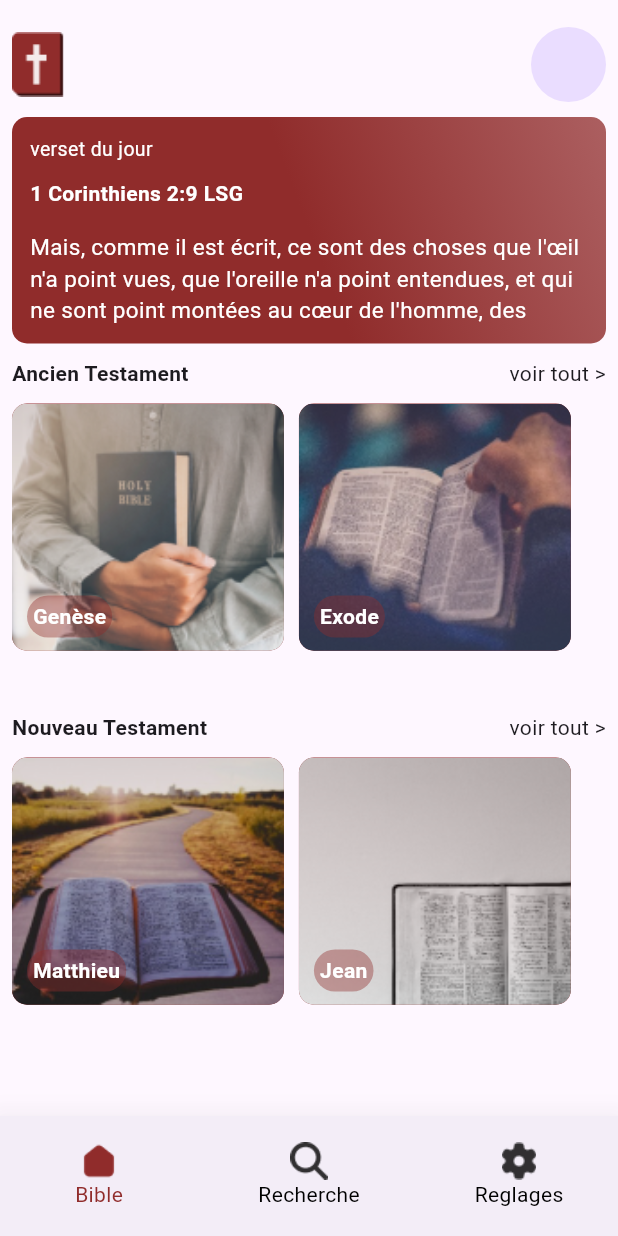
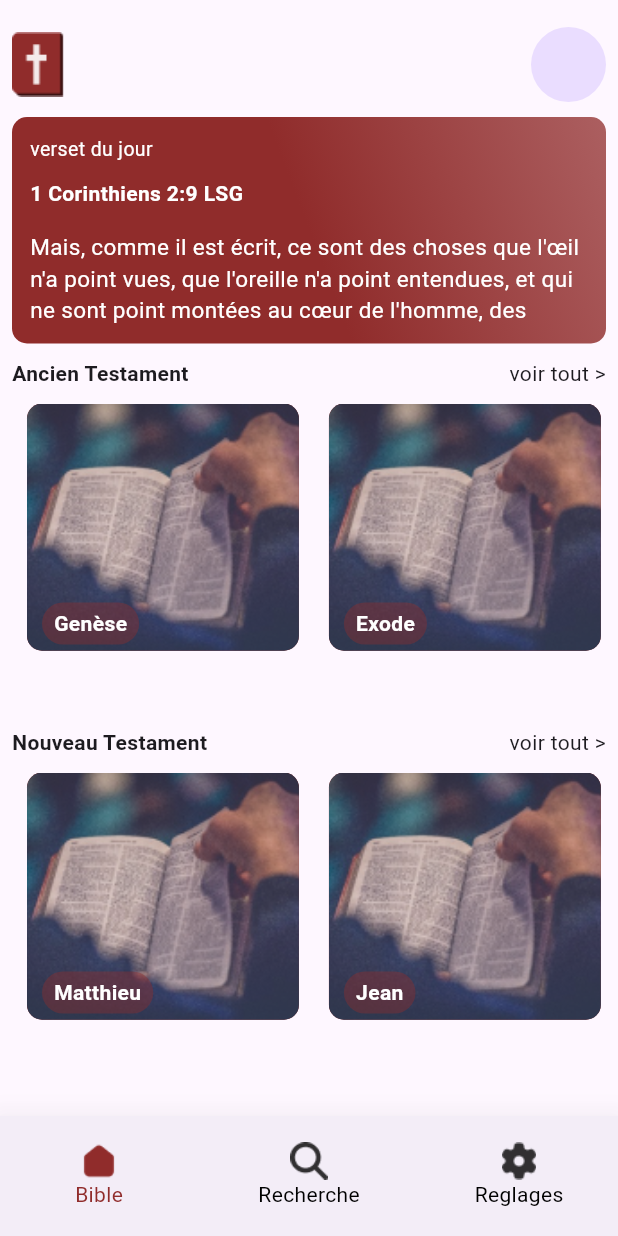
Before and after one commit to mooosmad/piousbible, a Flutter app: the screen it shows after launch, on a phone screen of 412 x 824 dp. Run offline on Flutter 3.47's test engine with Material 3 defaults, Android fonts, the phone set to English and light mode, and no system bars; drawn by our look-alikes of zoom_tap_animation; our stand-ins replace get.

Commit message:
feat: add alltestament

```diff
--- /dev/null
+++ b/lib/app/components/testament_container.dart
@@ -0,0 +1,58 @@
+import 'package:flutter/material.dart';
+import 'package:get/get.dart';
+import 'package:pioubible/app/data/model/bible.dart';
+import 'package:pioubible/app/utils/constant/constant_colors.dart';
+
+class TestamentContainer extends StatelessWidget {
+  final String imageUrl;
+  final String text;
+
+  const TestamentContainer({
+    super.key,
+    required this.imageUrl,
+    required this.text,
+  });
+
+  @override
+  Widget build(BuildContext context) {
+    final screenHeight = Get.height;
+
+    return Stack(
+      children: [
+        Container(
+          height: screenHeight * 0.20,
+          width: Get.width * 0.44,
+          margin: const EdgeInsets.only(right: 10, left: 10),
+          decoration: BoxDecoration(
+            color: ConstantColors.redColor,
+            borderRadius: BorderRadius.circular(10),
+            image: DecorationImage(
+              image: AssetImage(imageUrl),
+              fit: BoxFit.cover,
+            ),
+          ),
+        ),
+        Positioned(
+          bottom: screenHeight *
+              0.055, // Ajustez cette valeur pour régler la position verticale
+          left: 20, // Ajustez cette valeur pour régler la position horizontale
+          child: Container(
+            padding: const EdgeInsets.symmetric(horizontal: 8, vertical: 4),
+            decoration: BoxDecoration(
+              borderRadius: BorderRadius.circular(30),
+              color: ConstantColors.redColor.withOpacity(0.4),
+            ),
+            child: Text(
+              text,
+              style: const TextStyle(
+                color: Colors.white,
+                fontWeight: FontWeight.bold,
+                fontSize: 14,
+              ),
+            ),
+          ),
+        ),
+      ],
+    );
+  }
+}
--- /dev/null
+++ b/lib/app/modules/bible/views/alltestament_view.dart
@@ -0,0 +1,37 @@
+import 'package:flutter/material.dart';
+import 'package:get/get.dart';
+import 'package:pioubible/app/components/testament_container.dart';
+import 'package:pioubible/app/data/model/bible.dart';
+
+class AlltestamentView extends StatelessWidget {
+  final String testamentType;
+  final List<Bible> testamentList;
+  final List<String> imageList;
+
+  const AlltestamentView({
+    Key? key,
+    required this.testamentType,
+    required this.testamentList,
+    required this.imageList,
+  }) : super(key: key);
+
+  @override
+  Widget build(BuildContext context) {
+    return Scaffold(
+      appBar: AppBar(
+        title: Text("$testamentType Testament"), // Utilisez le titre dynamique
+        centerTitle: true,
+      ),
+      body: GridView.builder(
+        gridDelegate: const SliverGridDelegateWithFixedCrossAxisCount(
+          crossAxisCount: 2,
+        ),
+        itemCount: testamentList.length,
+        itemBuilder: (context, index) {
+          return TestamentContainer(
+              imageUrl: 'assets/ancien1.png', text: testamentList[index].book);
+        },
+      ),
+    );
+  }
+}
--- a/lib/app/modules/bible/views/bible_view.dart
+++ b/lib/app/modules/bible/views/bible_view.dart
@@ -3,7 +3,9 @@
 import 'package:flutter/foundation.dart';
 import 'package:flutter/material.dart';
 import 'package:get/get.dart';
+import 'package:pioubible/app/components/testament_container.dart';
 import 'package:pioubible/app/data/model/bible.dart';
+import 'package:pioubible/app/modules/bible/views/alltestament_view.dart';
 import 'package:pioubible/app/utils/constant/constant_colors.dart';
 
 import '../controllers/bible_controller.dart';
@@ -21,24 +23,28 @@ class BibleView extends GetView<BibleController> {
           shrinkWrap: true,
           children: [
             const SizedBox(height: 10),
-            Row(
-              mainAxisAlignment: MainAxisAlignment.spaceBetween,
-              children: [
-                Image.asset("assets/logo_red.png"),
-                CircleAvatar(radius: 25, child: Container()),
-              ],
-            ),
+            _buildHeader(),
             const SizedBox(height: 10),
             _buildVersetDuJour(),
             Column(
               children: [
-                _buildAncienTestament(),
-                _buildNouveauTestament(),
+                _buildTestament("Ancien", bibleimageancien),
+                _buildTestament("Nouveau", bibleimagenouveau),
               ],
             ),
           ],
         ),
       ),
+    );
+  }
+
+  Widget _buildHeader() {
+    return Row(
+      mainAxisAlignment: MainAxisAlignment.spaceBetween,
+      children: [
+        Image.asset("assets/logo_red.png"),
+        CircleAvatar(radius: 25, child: Container()),
+      ],
     );
   }
 
@@ -77,17 +83,28 @@ class BibleView extends GetView<BibleController> {
     );
   }
 
-  Widget _buildAncienTestament() {
+  Widget _buildTestament(String testamentType, List<String> imageList) {
+    final testamentList =
+        bibleList.where((bible) => bible.testament == testamentType).toList();
+
     return Column(
       crossAxisAlignment: CrossAxisAlignment.start,
       children: [
         const SizedBox(height: 10),
-        const Row(
+        Row(
           mainAxisAlignment: MainAxisAlignment.spaceBetween,
           children: [
-            Text("Ancien Testament",
-                style: TextStyle(fontWeight: FontWeight.bold)),
-            Text("voir tout >"),
+            Text("$testamentType Testament",
+                style: const TextStyle(fontWeight: FontWeight.bold)),
+            InkWell(
+                child: const Text("voir tout >"),
+                onTap: () {
+                  Get.to(() => AlltestamentView(
+                        testamentType: testamentType,
+                        imageList: imageList,
+                        testamentList: testamentList,
+                      ));
+                }),
           ],
         ),
         const SizedBox(height: 10),
@@ -97,116 +114,12 @@ class BibleView extends GetView<BibleController> {
             scrollDirection: Axis.horizontal,
             itemCount: 2,
             itemBuilder: (context, index) {
-              final bibleAncien = bibleList
-                  .where((bible) => bible.testament == "Ancien")
-                  .toList()[index];
+              final bibleItem = testamentList[index];
               if (kDebugMode) {
-                print(bibleAncien);
+                print(bibleItem);
               }
-              return Stack(
-                children: [
-                  Container(
-                    height: Get.height * 0.20,
-                    width: Get.width * 0.44,
-                    margin: const EdgeInsets.only(right: 10),
-                    decoration: BoxDecoration(
-                      color: ConstantColors.redColor,
-                      borderRadius: BorderRadius.circular(10),
-                      image: DecorationImage(
-                        image: AssetImage(bibleimageancien[index]),
-                        fit: BoxFit.cover,
-                      ),
-                    ),
-                  ),
-                  Positioned(
-                    bottom: 50,
-                    left: 10,
-                    child: Container(
-                      padding: const EdgeInsets.all(4),
-                      decoration: BoxDecoration(
-                        borderRadius: BorderRadius.circular(30),
-                        color: ConstantColors.redColor.withOpacity(0.4),
-                      ),
-                      child: Text(
-                        bibleAncien.book,
-                        style: const TextStyle(
-                          color: Colors.white,
-                          fontWeight: FontWeight.bold,
-                          fontSize: 14,
-                        ),
-                      ),
-                    ),
-                  ),
-                ],
-              );
-            },
-          ),
-        ),
-      ],
-    );
-  }
-
-  Widget _buildNouveauTestament() {
-    return Column(
-      crossAxisAlignment: CrossAxisAlignment.start,
-      children: [
-        const Row(
-          mainAxisAlignment: MainAxisAlignment.spaceBetween,
-          children: [
-            Text("Nouveau Testament",
-                style: TextStyle(fontWeight: FontWeight.bold)),
-            Text("voir tout >"),
-          ],
-        ),
-        const SizedBox(height: 10),
-        SizedBox(
-          height: Get.height * 0.25,
-          child: ListView.builder(
-            scrollDirection: Axis.horizontal,
-            itemCount: 2,
-            itemBuilder: (context, index) {
-              final bibleAncien = bibleList
-                  .where((bible) => bible.testament == "Nouveau")
-                  .toList()[index];
-              if (kDebugMode) {
-                print(bibleAncien);
-              }
-              return Stack(
-                children: [
-                  Container(
-                    height: Get.height * 0.20,
-                    width: Get.width * 0.44,
-                    margin: const EdgeInsets.only(right: 10),
-                    decoration: BoxDecoration(
-                      color: ConstantColors.redColor,
-                      borderRadius: BorderRadius.circular(10),
-                      image: DecorationImage(
-                        image: AssetImage(bibleimagenouveau[index]),
-                        fit: BoxFit.cover,
-                      ),
-                    ),
-                  ),
-                  Positioned(
-                    bottom: 50,
-                    left: 10,
-                    child: Container(
-                      padding: const EdgeInsets.all(4),
-                      decoration: BoxDecoration(
-                        borderRadius: BorderRadius.circular(30),
-                        color: ConstantColors.redColor.withOpacity(0.4),
-                      ),
-                      child: Text(
-                        bibleAncien.book,
-                        style: const TextStyle(
-                          color: Colors.white,
-                          fontWeight: FontWeight.bold,
-                          fontSize: 14,
-                        ),
-                      ),
-                    ),
-                  ),
-                ],
-              );
+              return TestamentContainer(
+                  imageUrl: "assets/ancien1.png", text: bibleItem.book);
             },
           ),
         ),
```
Also changed, not shown: 2 other files.
